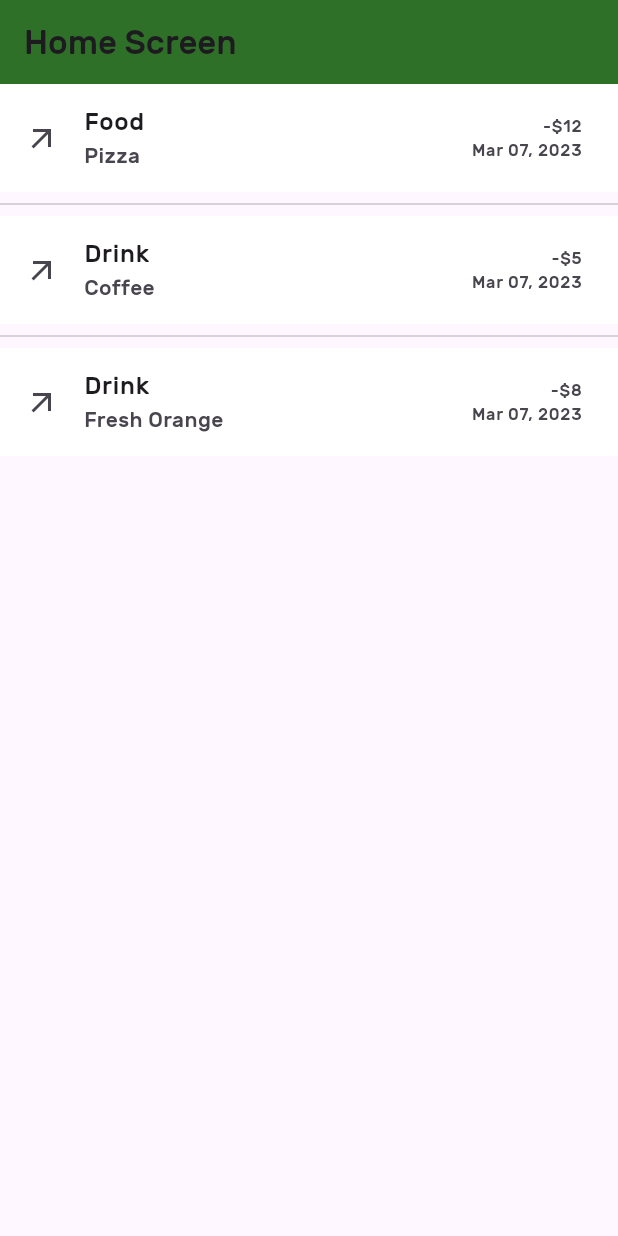
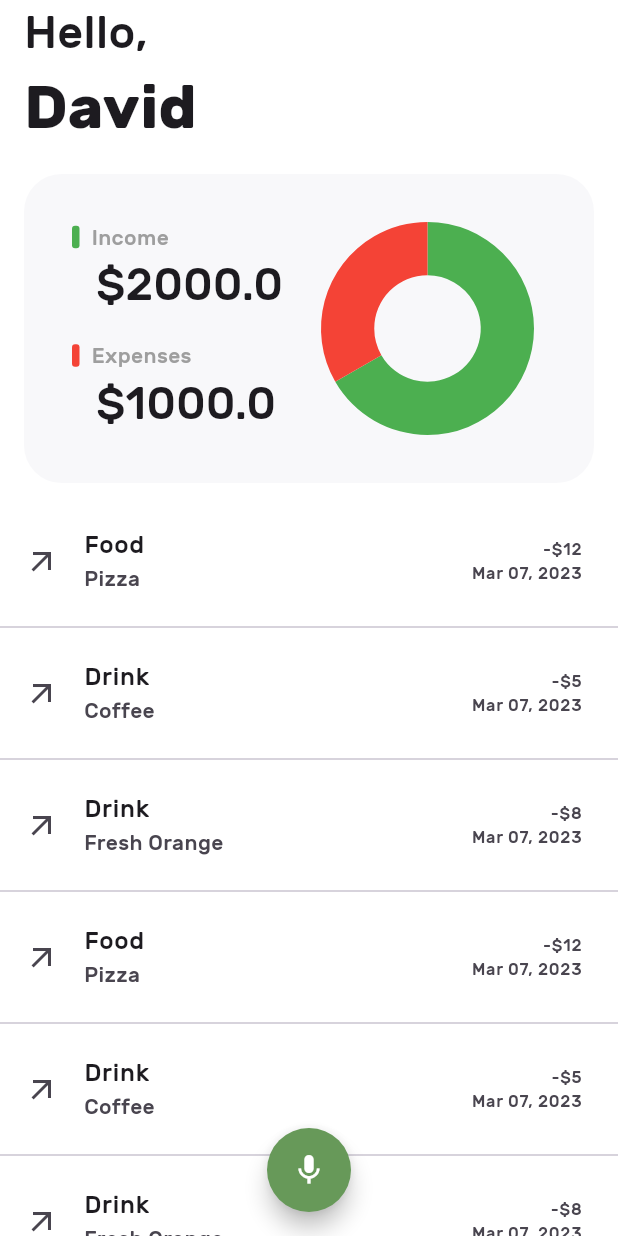
Before and after one commit to mahmoud-othmane/smart_piggy, a Flutter app: the screen it shows after launch, on a phone screen of 412 x 824 dp. Run offline on Flutter 3.47's test engine with Material 3 defaults, Android fonts, the phone set to English and light mode, and no system bars; our stand-ins replace syncfusion_flutter_charts; missing offline and left inert: record, simple_ripple_animation; project files that could hold a hidden picture were left out.

Commit message:
put together some componenets

```diff
--- a/lib/main.dart
+++ b/lib/main.dart
@@ -29,7 +29,7 @@
           // canvasColor: ColorResources.getFlameColor(),
           bottomSheetTheme: BottomSheetThemeData(
               backgroundColor: ColorResources.getPrimaryColor())),
-      home: HomeScreen(title: 'Home Screen'),
+      home: const HomeScreen(title: 'Home Screen'),
     );
   }
 }
--- a/lib/src/models/chart_model.dart
+++ b/lib/src/models/chart_model.dart
@@ -1,7 +1,11 @@
 import 'package:flutter/material.dart';
 
 class ChartData {
-  ChartData({required this.type, required this.total, required this.color});
+  ChartData({
+    required this.type,
+    required this.total,
+    required this.color,
+  });
 
   final String type;
   final double total;
--- a/lib/src/screens/home_screen.dart
+++ b/lib/src/screens/home_screen.dart
@@ -1,6 +1,8 @@
 import 'package:flutter/material.dart';
+import 'package:smart_piggy/src/models/chart_model.dart';
 import 'package:smart_piggy/src/services/ai_api.dart';
 import 'package:smart_piggy/src/widgets/list_view.dart';
+import 'package:smart_piggy/src/widgets/tracker_widget.dart';
 import 'package:smart_piggy/util/color_resources.dart';
 
 import '../widgets/recording_widget.dart';
@@ -18,16 +20,86 @@ class _HomeScreenState extends State<HomeScreen> {
   @override
   Widget build(BuildContext context) {
     return Scaffold(
-      appBar: AppBar(
-        backgroundColor: ColorResources.getPrimaryColor(),
-        title: Text(widget.title),
+      backgroundColor: ColorResources.getWhiteColor(),
+      body: SafeArea(
+        child: CustomScrollView(
+          slivers: [
+            SliverPersistentHeader(delegate: _TitleDelegate()),
+            SliverFillRemaining(
+              child: SingleChildScrollView(
+                child: Column(
+                  mainAxisAlignment: MainAxisAlignment.center,
+                  children: <Widget>[
+                    TrackerWidget(
+                      data: [
+                        ChartData(
+                          type: "Income",
+                          total: 2000,
+                          color: Colors.green,
+                        ),
+                        ChartData(
+                          type: "Expenses",
+                          total: 1000,
+                          color: Colors.red,
+                        ),
+                      ],
+                    ),
+                    const ListViewWidget()
+                  ],
+                ),
+              ),
+            ),
+          ],
+        ),
       ),
-      body: const Center(
-        child: Column(
-          mainAxisAlignment: MainAxisAlignment.center,
-          children: <Widget>[Expanded(child: ListViewWidget())],
+      floatingActionButton: FloatingActionButton(
+        shape: const CircleBorder(),
+        backgroundColor: ColorResources.getAsparagusColor(),
+        onPressed: () {},
+        child: RecordingWidget(
+          onRecordDone: (record) {},
         ),
+      ),
+      floatingActionButtonLocation: FloatingActionButtonLocation.centerFloat,
+    );
+  }
+}
+
+class _TitleDelegate extends SliverPersistentHeaderDelegate {
+  @override
+  Widget build(
+      BuildContext context, double shrinkOffset, bool overlapsContent) {
+    return const Padding(
+      padding: EdgeInsets.symmetric(horizontal: 16),
+      child: Column(
+        crossAxisAlignment: CrossAxisAlignment.start,
+        mainAxisSize: MainAxisSize.min,
+        children: [
+          Text(
+            "Hello,",
+            style: TextStyle(
+              fontSize: 30,
+            ),
+          ),
+          Text(
+            "David",
+            style: TextStyle(
+              fontSize: 40,
+              fontWeight: FontWeight.w600,
+            ),
+          ),
+        ],
       ),
     );
   }
+
+  @override
+  double get maxExtent => 100;
+
+  @override
+  double get minExtent => 100;
+
+  @override
+  bool shouldRebuild(covariant SliverPersistentHeaderDelegate oldDelegate) =>
+      false;
 }
--- a/lib/src/widgets/list_view.dart
+++ b/lib/src/widgets/list_view.dart
@@ -38,32 +38,75 @@ class _ListViewWidgetState extends State<ListViewWidget> {
       'cost': '-\$8',
       'date': 'Mar 07, 2023'
     },
+    {
+      'leadingIcon': Icons.arrow_outward,
+      'title': 'Food',
+      'subtitle': 'Pizza',
+      'cost': '-\$12',
+      'date': 'Mar 07, 2023'
+    },
+    {
+      'leadingIcon': Icons.arrow_outward,
+      'title': 'Drink',
+      'subtitle': 'Coffee',
+      'cost': '-\$5',
+      'date': 'Mar 07, 2023'
+    },
+    {
+      'leadingIcon': Icons.arrow_outward,
+      'title': 'Drink',
+      'subtitle': 'Fresh Orange',
+      'cost': '-\$8',
+      'date': 'Mar 07, 2023'
+    },
+    {
+      'leadingIcon': Icons.arrow_outward,
+      'title': 'Food',
+      'subtitle': 'Pizza',
+      'cost': '-\$12',
+      'date': 'Mar 07, 2023'
+    },
+    {
+      'leadingIcon': Icons.arrow_outward,
+      'title': 'Drink',
+      'subtitle': 'Coffee',
+      'cost': '-\$5',
+      'date': 'Mar 07, 2023'
+    },
+    {
+      'leadingIcon': Icons.arrow_outward,
+      'title': 'Drink',
+      'subtitle': 'Fresh Orange',
+      'cost': '-\$8',
+      'date': 'Mar 07, 2023'
+    },
   ];
 
   @override
   Widget build(BuildContext context) {
-    return ListView.separated(
-      itemCount: entries.length,
-      itemBuilder: (BuildContext context, int index) {
-        return ListTile(
+    List<Widget> children = entries
+        .map((entry) => ListTile(
               leading: Icon(
-            entries[index]['leadingIcon'],
+                entry['leadingIcon'],
               ),
-          title: Text(entries[index]['title']),
-          subtitle: Text(entries[index]['subtitle']),
+              title: Text(entry['title']),
+              subtitle: Text(entry['subtitle']),
               tileColor: ColorResources.getWhiteColor(),
               trailing: Column(
                 mainAxisAlignment: MainAxisAlignment.center,
                 crossAxisAlignment: CrossAxisAlignment.end,
                 children: [
-              Text(entries[index]['cost']),
-              Text(entries[index]['date']),
+                  Text(entry['cost']),
+                  Text(entry['date']),
                 ],
               ),
               onTap: () {},
-        );
-      },
-      separatorBuilder: (BuildContext context, int index) => const Divider(),
+            ))
+        .expand((element) => [element, const Divider()])
+        .toList()
+      ..removeLast();
+    return Column(
+      children: children,
     );
   }
 }
--- a/lib/src/widgets/recording_widget.dart
+++ b/lib/src/widgets/recording_widget.dart
@@ -4,6 +4,7 @@ import 'package:flutter/material.dart';
 import 'package:path_provider/path_provider.dart';
 import 'package:record/record.dart';
 import 'package:simple_ripple_animation/simple_ripple_animation.dart';
+import 'package:smart_piggy/util/color_resources.dart';
 
 class RecordingWidget extends StatefulWidget {
   final ValueChanged<File> onRecordDone;
@@ -85,19 +86,25 @@ class _RecordingWidgetState extends State<RecordingWidget> {
       child: _recording
           ? GestureDetector(
               onTap: _stopRecording,
-              child: const RippleAnimation(
+              child: RippleAnimation(
                 color: Colors.green,
-                delay: Duration(milliseconds: 300),
+                delay: const Duration(milliseconds: 300),
                 repeat: true,
                 minRadius: 45,
                 ripplesCount: 6,
-                duration: Duration(milliseconds: 6 * 300),
-                child: Icon(Icons.mic),
+                duration: const Duration(milliseconds: 6 * 300),
+                child: Icon(
+                  Icons.mic,
+                  color: ColorResources.getWhiteColor(),
+                ),
               ),
             )
           : GestureDetector(
               onTap: _startRecording,
-              child: const Icon(Icons.mic),
+              child: Icon(
+                Icons.mic,
+                color: ColorResources.getWhiteColor(),
+              ),
             ),
     );
   }
--- a/lib/src/widgets/tracker_widget.dart
+++ b/lib/src/widgets/tracker_widget.dart
@@ -5,25 +5,18 @@ import 'package:syncfusion_flutter_charts/charts.dart';
 
 class TrackerWidget extends StatelessWidget {
   const TrackerWidget({super.key, required this.data});
+
   final List<ChartData> data;
 
   @override
   Widget build(BuildContext context) {
     final double width = MediaQuery.sizeOf(context).width;
     final double height = MediaQuery.sizeOf(context).height;
-    return Scaffold(
-      backgroundColor: Colors.white,
-      body: SafeArea(
-        child: Column(
-          children: [
-            SizedBox(
-              height: height * 0.2,
-            ),
-            Container(
-              margin: EdgeInsets.all(16),
-              padding: EdgeInsets.all(16 * 2),
+    return Container(
+      margin: const EdgeInsets.all(16),
+      padding: const EdgeInsets.all(16 * 2),
       decoration: BoxDecoration(
-                color: Color(0xffF8F8FA),
+        color: const Color(0xffF8F8FA),
         borderRadius: BorderRadius.circular(25),
       ),
       width: width,
@@ -36,10 +29,6 @@ class TrackerWidget extends StatelessWidget {
           ),
           Expanded(child: _buildTrackerRightSide(data)),
         ],
-              ),
-            ),
-          ],
-        ),
       ),
     );
   }
@@ -65,16 +54,25 @@ class TrackerWidget extends StatelessWidget {
     return Column(
       mainAxisAlignment: MainAxisAlignment.spaceBetween,
       children: [
-        _moneySection(color: ColorResources.getAsparagusColor()),
-        _moneySection(color: ColorResources.getFlameColor(), label: 'Spent'),
+        _moneySection(
+          color: data[0].color,
+          label: data[0].type,
+          value: data[0].total,
+        ),
+        _moneySection(
+          color: data[1].color,
+          label: data[1].type,
+          value: data[1].total,
+        ),
       ],
     );
   }
 
-  Column _moneySection(
-      {Color color = Colors.green,
+  Column _moneySection({
+    Color color = Colors.green,
     String label = 'Income',
-      String value = '0000'}) {
+    double value = 0.0,
+  }) {
     return Column(
       crossAxisAlignment: CrossAxisAlignment.start,
       children: [
```
Also changed, not shown: lib/src/models/PiggyModel.dart (added, +11 -0 lines). Lines whose indentation alone changed are shown as unchanged.
